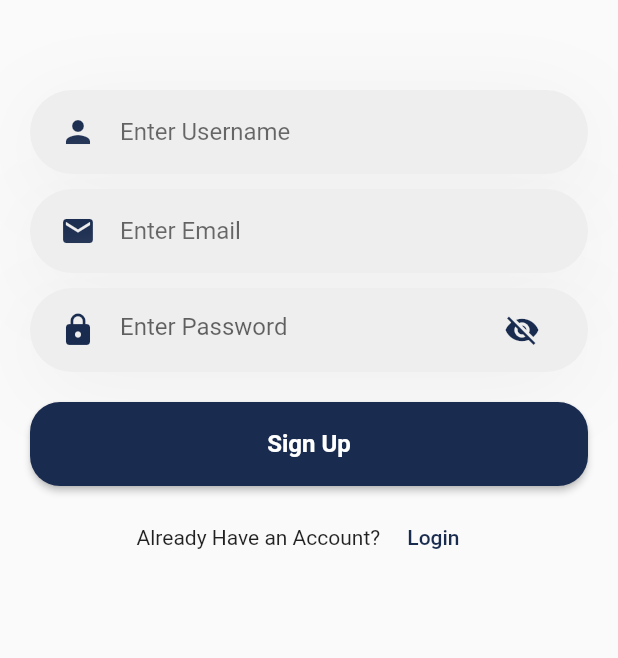
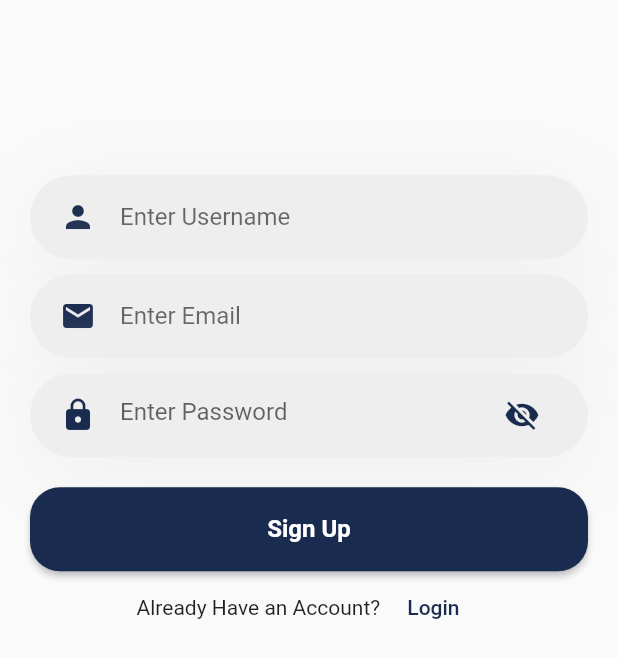
Before and after one commit to ibrahimbtaz/moviepedia, a Flutter app: the MethodLogin screen opened directly, after a tap on "Sign in with Google", after a tap on "Sign in with Facebook", after a tap on "Sign Up", on a phone screen of 412 x 824 dp. Shown: the top 658 px of the screen. Run offline on Flutter 3.47's test engine with Material 2 defaults, Android fonts, the phone set to English and light mode, and no system bars; our stand-ins replace cached_network_image, cloud_firestore, firebase_auth, firebase_core, firebase_messaging, firebase_storage and 8 more; missing offline and left inert: flutter_login_facebook, flutterfire_ui; accounts and stored records are empty; network calls fail.

Commit message:
YSN:Login_Responsif

```diff
--- a/lib/screen/inputlogin/components/MethodLogin.dart
+++ b/lib/screen/inputlogin/components/MethodLogin.dart
@@ -5,7 +5,6 @@ import 'package:moviepedia/screen/inputlogin/components/LoginFacebook.dart';
 import 'package:moviepedia/screen/inputlogin/components/LoginGoogle.dart';
 import 'package:moviepedia/screen/inputlogin/components/Logo.dart';
 import 'package:moviepedia/utils/constant.dart';
-
 
 class MethodLogin extends StatefulWidget {
   const MethodLogin({Key? key}) : super(key: key);
@@ -102,6 +101,7 @@ class _MethodLoginState extends State<MethodLogin> {
   ) {
     return Container(
       alignment: Alignment.center,
+
       margin: const EdgeInsets.only(top: 10),
       padding: const EdgeInsets.only(left: 20, right: 20),
       height: 56,
@@ -199,7 +199,6 @@ class _MethodLoginState extends State<MethodLogin> {
 
   Widget _loginOrRegisterButton() {
     return Container(
-      margin: const EdgeInsets.only(top: 10),
       child: Row(
           mainAxisAlignment: MainAxisAlignment.center,
           mainAxisSize: MainAxisSize.min,
@@ -228,7 +227,6 @@ class _MethodLoginState extends State<MethodLogin> {
       body: SingleChildScrollView(
         child: Container(
           width: double.infinity,
-          padding: const EdgeInsets.all(20),
           child: isLogin ? Login() : Register(),
         ),
       ),
@@ -236,12 +234,54 @@ class _MethodLoginState extends State<MethodLogin> {
   }
 
   Widget Login() {
-    return Padding(
-      padding: const EdgeInsets.only(top: 20),
+//tinggi laya hp dari atas smpai bawah
+    final allheight = MediaQuery.of(context).size.height;
+    //lebar layar hp
+    final allwidth = MediaQuery.of(context).size.width;
+
+    final myAppbar = AppBar(
+      title: Text("latihan media query"),
+    );
+
+    //tinggi body
+    final bodyheight = allheight -
+        myAppbar.preferredSize.height -
+        MediaQuery.of(context).padding.top;
+    final bodywidth = allwidth;
+    //mengubah tampilan sesuai orientasi hp
+    //memeriksa orientasi hp
+    final bool isLandscape =
+        MediaQuery.of(context).orientation == Orientation.landscape;
+
+    return Center(
+      child: (isLandscape)
+          ?
+          //lanscape
+          Row(
+              children: [
+                Container(
+                  width: bodywidth * 0.5,
+                  height: allheight,
+                  decoration: const BoxDecoration(
+                    image: DecorationImage(
+                      image: AssetImage("assets/images/gambar.jpg"),
+                      fit: BoxFit.cover,
+                    ),
+                  ),
+                ),
+                Container(
+                  height: allheight,
+                  width: bodywidth * 0.5,
+                  padding: const EdgeInsets.only(left: 20, right: 20),
+                  child: SingleChildScrollView(
                     child: Column(
+
                       crossAxisAlignment: CrossAxisAlignment.center,
                       mainAxisAlignment: MainAxisAlignment.center,
                       children: [
+                        SizedBox(
+                          height: bodyheight * 0.1,
+                        ),
                         const Logo(),
                         _entryFieldEmail('email', _controllerEmail),
                         _entryFieldPassword('password', _controllerPassword),
@@ -251,16 +291,84 @@ class _MethodLoginState extends State<MethodLogin> {
                         _loginOrRegisterButton(),
                       ],
                     ),
+                  ),
+                ),
+              ],
+            )
+          :
+          //potrait
+          Padding(
+            padding: const EdgeInsets.all(20.0),
+            child: Column(
+                crossAxisAlignment: CrossAxisAlignment.center,
+                mainAxisAlignment: MainAxisAlignment.center,
+                children: [
+
+                  SizedBox(
+                    height: bodyheight * 0.1,
+                  ),
+                  const Logo(),
+                  _entryFieldEmail('email', _controllerEmail),
+                  _entryFieldPassword('password', _controllerPassword),
+                  _submitButton(),
+                  const LoginGoogle(),
+                  const LoginFacebook(),
+                  _loginOrRegisterButton(),
+                ],
+              ),
+          ),
     );
   }
 
   Widget Register() {
-    return Padding(
-      padding: const EdgeInsets.only(top: 20),
+    //tinggi laya hp dari atas smpai bawah
+    final allheight = MediaQuery.of(context).size.height;
+    //lebar layar hp
+    final allwidth = MediaQuery.of(context).size.width;
+
+    final myAppbar = AppBar(
+      title: Text("latihan media query"),
+    );
+
+    //tinggi body
+    final bodyheight = allheight -
+        myAppbar.preferredSize.height -
+        MediaQuery.of(context).padding.top;
+    final bodywidth = allwidth;
+    //mengubah tampilan sesuai orientasi hp
+    //memeriksa orientasi hp
+    final bool isLandscape =
+        MediaQuery.of(context).orientation == Orientation.landscape;
+
+    return Center(
+      child: (isLandscape)
+          ?
+      //lanscape
+      Row(
+        children: [
+          Container(
+            width: bodywidth * 0.5,
+            height: allheight,
+            decoration: const BoxDecoration(
+              image: DecorationImage(
+                image: AssetImage("assets/images/gambar.jpg"),
+                fit: BoxFit.cover,
+              ),
+            ),
+          ),
+          Container(
+            height: allheight,
+            width: bodywidth * 0.5,
+            padding: const EdgeInsets.only(left: 20, right: 20),
+            child: SingleChildScrollView(
               child: Column(
+
                 crossAxisAlignment: CrossAxisAlignment.center,
                 mainAxisAlignment: MainAxisAlignment.center,
                 children: [
+                  SizedBox(
+                    height: bodyheight * 0.1,
+                  ),
                   const Logo(),
                   _entryFieldUsername('username', _controllerUsername),
                   _entryFieldEmail('email', _controllerEmail),
@@ -269,6 +377,46 @@ class _MethodLoginState extends State<MethodLogin> {
                   _loginOrRegisterButton(),
                 ],
               ),
+            ),
+          ),
+        ],
+      )
+          :
+      //potrait
+      Padding(
+        padding: const EdgeInsets.all(20.0),
+        child: Column(
+          crossAxisAlignment: CrossAxisAlignment.center,
+          mainAxisAlignment: MainAxisAlignment.center,
+
+          children: [
+            SizedBox(
+              height: bodyheight * 0.1,
+            ),
+            const Logo(),
+                  _entryFieldUsername('username', _controllerUsername),
+                  _entryFieldEmail('email', _controllerEmail),
+                  _entryFieldPassword('password', _controllerPassword),
+                  _submitButton(),
+                  _loginOrRegisterButton(),
+          ],
+        ),
+      ),
     );
+    // return Padding(
+    //   padding: const EdgeInsets.only(top: 20),
+    //   child: Column(
+    //     crossAxisAlignment: CrossAxisAlignment.center,
+    //     mainAxisAlignment: MainAxisAlignment.center,
+    //     children: [
+    //       const Logo(),
+    //       _entryFieldUsername('username', _controllerUsername),
+    //       _entryFieldEmail('email', _controllerEmail),
+    //       _entryFieldPassword('password', _controllerPassword),
+    //       _submitButton(),
+    //       _loginOrRegisterButton(),
+    //     ],
+    //   ),
+    // );
   }
 }
```
Also changed, not shown: assets/images/gambar.jpg (added), 1 other file. Lines whose indentation alone changed are shown as unchanged.
